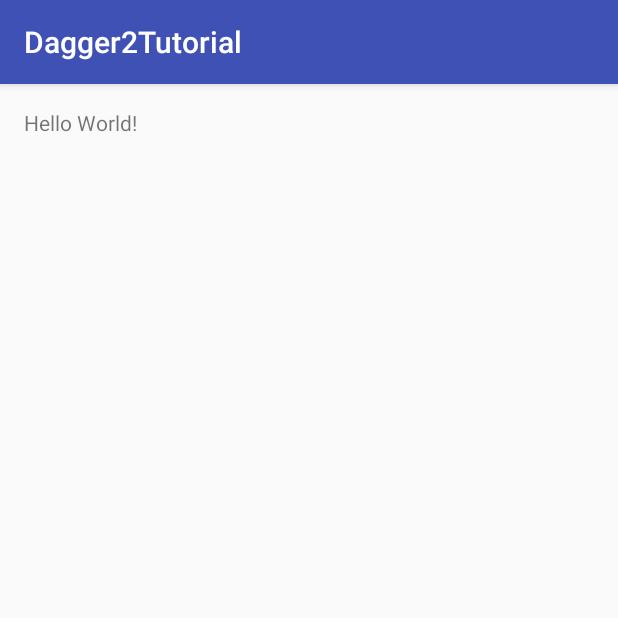
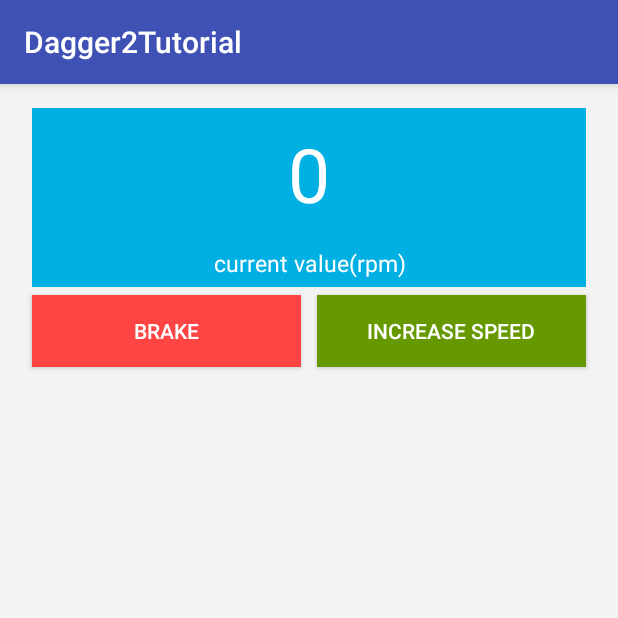
Before and after one commit to jorgecasariego/Dagger-2, an Android app: the screen it shows after launch (MainActivity), on a phone screen of 412 x 824 dp, the top half of it. Run offline under Robolectric (Android 15) with nearby library versions, the phone set to English and light mode, and no system bars; our stand-ins replace Dagger/Hilt's generated code.

Commit message:
First Commit

```diff
--- a/app/src/main/java/atc/android/dagger2tutorial/Component/VehicleComponent.java
+++ b/app/src/main/java/atc/android/dagger2tutorial/Component/VehicleComponent.java
@@ -11,6 +11,11 @@ import dagger.Component;
  *
  * The connection between the provider of dependencies,
  * @Module, and the classes requesting them through @Inject is made using @Component
+ *
+ * Creamos una interfaz utilizando @Component el cual contiene todos los lugares donde
+ * usaremos el objeto que queremos inyectar.
+ *
+ * En este caso el lugar donde inyectaremos el objeto Vehiculo va a ser VehicleModulo
  */
 @Singleton
 @Component(modules = {VehicleModule.class})
--- a/app/src/main/java/atc/android/dagger2tutorial/MainActivity.java
+++ b/app/src/main/java/atc/android/dagger2tutorial/MainActivity.java
@@ -2,26 +2,41 @@ package atc.android.dagger2tutorial;
 
 import android.support.v7.app.AppCompatActivity;
 import android.os.Bundle;
+import android.view.View;
+import android.widget.TextView;
 import android.widget.Toast;
 
-import atc.android.dagger2tutorial.Interface.DaggerVehicleComponent;
-import atc.android.dagger2tutorial.Interface.VehicleComponent;
+import atc.android.dagger2tutorial.Component.DaggerVehicleComponent;
+import atc.android.dagger2tutorial.Component.VehicleComponent;
 import atc.android.dagger2tutorial.Model.Vehicle;
 import atc.android.dagger2tutorial.Module.VehicleModule;
 
 public class MainActivity extends AppCompatActivity {
 
     private Vehicle vehicle;
+    private TextView speedValue;
 
     @Override
     protected void onCreate(Bundle savedInstanceState) {
         super.onCreate(savedInstanceState);
         setContentView(R.layout.activity_main);
 
+        speedValue = (TextView) findViewById(R.id.current_speed_value);
+
         VehicleComponent component =  DaggerVehicleComponent.builder().vehicleModule(new VehicleModule()).build();
 
         vehicle = component.provideVehicle();
 
-        Toast.makeText(this, String.valueOf(vehicle.getSpeed()), Toast.LENGTH_LONG).show();
+        speedValue.setText(String.valueOf(vehicle.getSpeed()));
+    }
+
+    public void callBrake(View v){
+        vehicle.stop();
+        speedValue.setText(String.valueOf(vehicle.getSpeed()));
+    }
+
+    public void callIncrease(View v){
+        vehicle.increaseSpeed(10);
+        speedValue.setText(String.valueOf(vehicle.getSpeed()));
     }
 }
--- a/app/src/main/java/atc/android/dagger2tutorial/Model/Vehicle.java
+++ b/app/src/main/java/atc/android/dagger2tutorial/Model/Vehicle.java
@@ -15,6 +15,9 @@ public class Vehicle {
     /**
      * We can use the @Inject annotation to request dependencies in the constructor, fields, or methods.
      * In this case, I'm keeping the injection in the constructor.
+     *
+     * Con Inject marcamos los lugares donde queremos inyectar el objeto. En este caso queremos
+     * inyectar el objeto Motor en el constructor de Vehiculo
      * @param motor
      */
     @Inject
--- a/app/src/main/java/atc/android/dagger2tutorial/Module/VehicleModule.java
+++ b/app/src/main/java/atc/android/dagger2tutorial/Module/VehicleModule.java
@@ -29,6 +29,7 @@ import dagger.Provides;
 @Module
 public class VehicleModule {
 
+    // Provides utilizamos en los metodos que retornan los objetos que queremos inyectar
     @Provides @Singleton
     Motor provideMotor(){
         return new Motor();
--- a/app/src/main/res/layout/activity_main.xml
+++ b/app/src/main/res/layout/activity_main.xml
@@ -1,17 +1,68 @@
-<?xml version="1.0" encoding="utf-8"?>
-<RelativeLayout
-    xmlns:android="http://schemas.android.com/apk/res/android"
+<RelativeLayout xmlns:android="http://schemas.android.com/apk/res/android"
     xmlns:tools="http://schemas.android.com/tools"
     android:layout_width="match_parent"
     android:layout_height="match_parent"
+    android:background="#f3f3f3"
+    android:paddingBottom="@dimen/activity_vertical_margin"
     android:paddingLeft="@dimen/activity_horizontal_margin"
     android:paddingRight="@dimen/activity_horizontal_margin"
     android:paddingTop="@dimen/activity_vertical_margin"
-    android:paddingBottom="@dimen/activity_vertical_margin"
-    tools:context="atc.android.dagger2tutorial.MainActivity">
+    tools:context=".MainActivity">
 
     <TextView
-        android:text="Hello World!"
-        android:layout_width="wrap_content"
-        android:layout_height="wrap_content" />
+        android:id="@+id/current_speed_value"
+        android:layout_width="match_parent"
+        android:layout_height="wrap_content"
+        android:layout_marginLeft="5dp"
+        android:layout_marginRight="5dp"
+        android:background="#00b0e3"
+        android:gravity="center"
+        android:padding="10dp"
+        android:textColor="#FFFFFF"
+        android:textSize="50sp"
+        android:textStyle="normal" />
+
+    <TextView
+        android:id="@+id/current_speed_value_title"
+        android:layout_width="match_parent"
+        android:layout_height="wrap_content"
+        android:layout_below="@+id/current_speed_value"
+        android:layout_marginLeft="5dp"
+        android:layout_marginRight="5dp"
+        android:background="#00b0e3"
+        android:gravity="center"
+        android:padding="5dp"
+        android:text="current value(rpm)"
+        android:textColor="#FFFFFF"
+        android:textSize="15sp" />
+
+    <LinearLayout
+        android:layout_width="match_parent"
+        android:layout_height="wrap_content"
+        android:layout_below="@+id/current_speed_value_title"
+        android:weightSum="2">
+
+        <Button
+            android:id="@+id/brake"
+            android:layout_width="0dp"
+            android:layout_height="wrap_content"
+            android:layout_margin="5dp"
+            android:layout_weight="1"
+            android:background="#FF4444"
+            android:onClick="callBrake"
+            android:padding="5dp"
+            android:text="Brake"
+            android:textColor="#FFFFFF" />
+
+        <Button
+            android:layout_width="0dp"
+            android:layout_height="wrap_content"
+            android:layout_margin="5dp"
+            android:layout_weight="1"
+            android:background="#669900"
+            android:onClick="callIncrease"
+            android:padding="5dp"
+            android:text="Increase speed"
+            android:textColor="#FFFFFF" />
+    </LinearLayout>
 </RelativeLayout>
```
